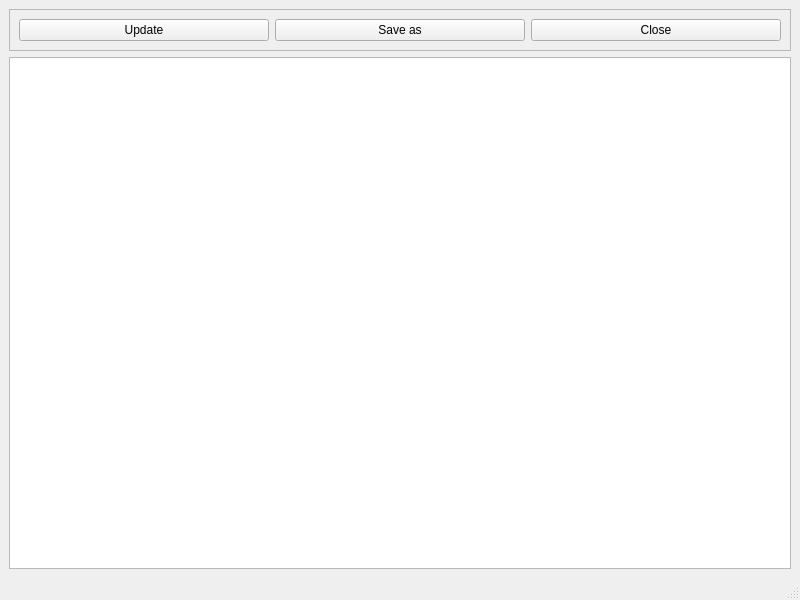
Old version of the form python_interface/uis/showLogFile.ui in the repository cbgp/diyabc.
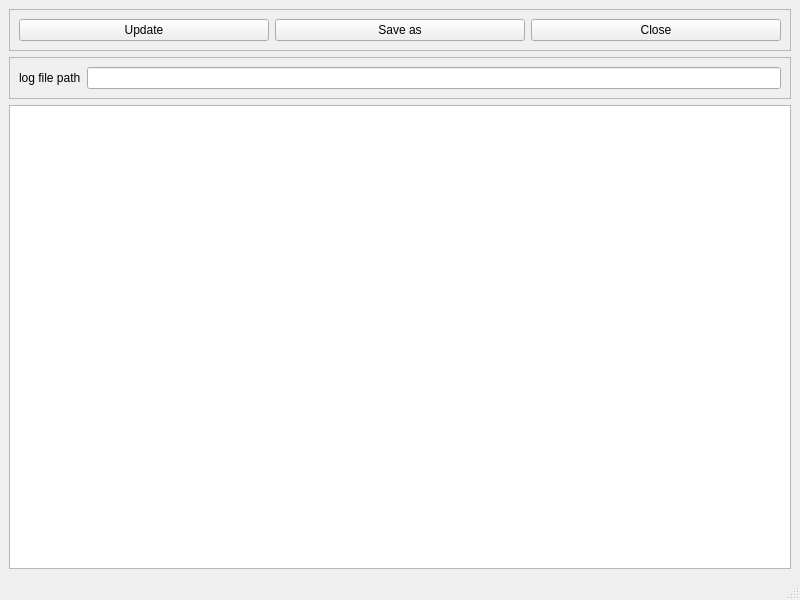
New version of the form.

Diff of the .ui file:
```diff
--- a/python_interface/uis/showLogFile.ui
+++ b/python_interface/uis/showLogFile.ui
@@ -48,6 +48,32 @@
       </layout>
      </widget>
     </item>
+    <item>
+     <widget class="QFrame" name="frame_2">
+      <property name="frameShape">
+       <enum>QFrame::StyledPanel</enum>
+      </property>
+      <property name="frameShadow">
+       <enum>QFrame::Raised</enum>
+      </property>
+      <layout class="QHBoxLayout" name="horizontalLayout_2">
+       <item>
+        <widget class="QLabel" name="label">
+         <property name="text">
+          <string>log file path</string>
+         </property>
+        </widget>
+       </item>
+       <item>
+        <widget class="QLineEdit" name="pathEdit">
+         <property name="readOnly">
+          <bool>true</bool>
+         </property>
+        </widget>
+       </item>
+      </layout>
+     </widget>
+    </item>
     <item>
      <widget class="QPlainTextEdit" name="logText">
       <property name="readOnly">
```
